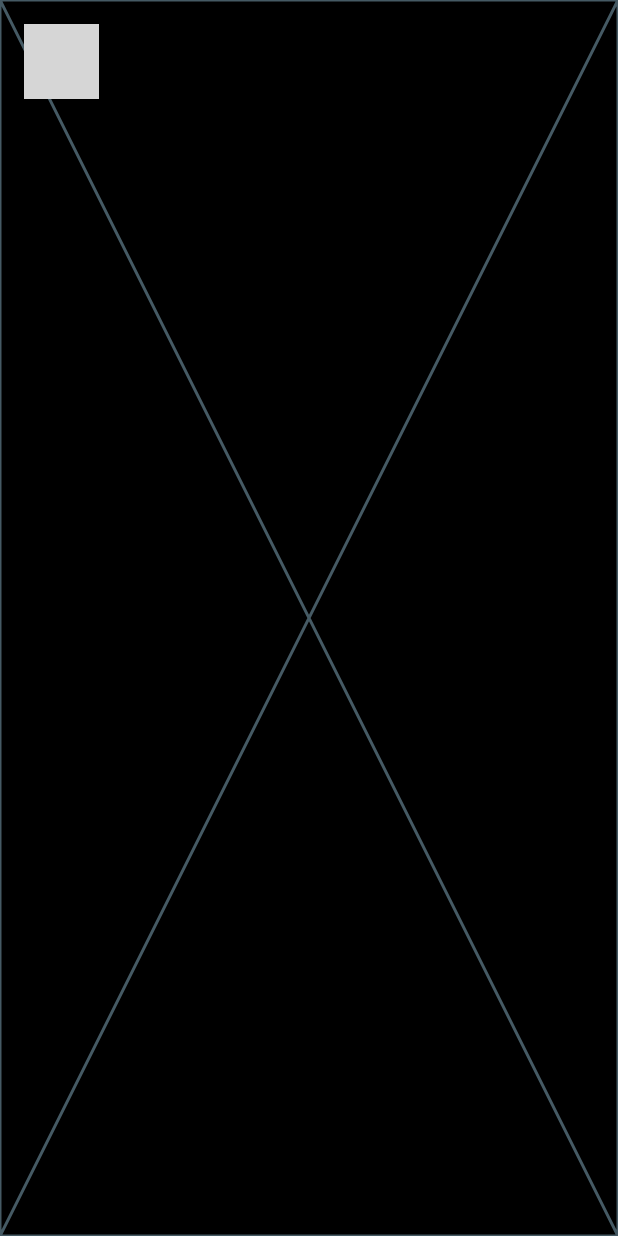
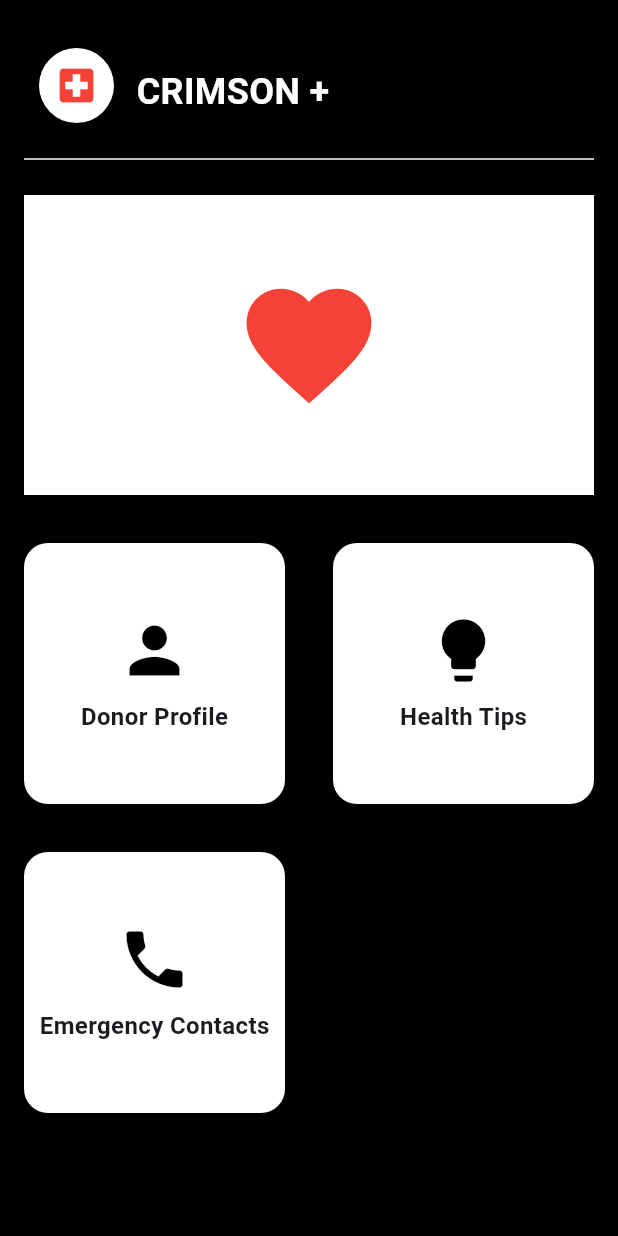
Before and after one commit to NadilDeSilva05/Crimson, a Flutter app: the screen it shows after launch, on a phone screen of 412 x 824 dp. Run offline on Flutter 3.47's test engine with Material 3 defaults, Android fonts, the phone set to English and light mode, and no system bars; our stand-ins replace cloud_firestore, device_preview, firebase_auth, firebase_core; accounts and stored records are empty; grey boxes are pictures that could not be loaded.

Commit message:
homepage ui done withouth images

```diff
--- a/lib/Homepage/homepage.dart
+++ b/lib/Homepage/homepage.dart
@@ -1,28 +1,122 @@
 import 'package:flutter/material.dart';
 
 class HomePage extends StatelessWidget {
-  const HomePage({super.key});
+  const HomePage({Key? key}) : super(key: key);
 
   @override
   Widget build(BuildContext context) {
     return Scaffold(
-      body: Stack(
+      backgroundColor: Colors.black,
+      body: Column(
         children: [
-          Container(
-            color: Colors.black,
-            child: const Placeholder(),
+          const Padding(
+            padding: EdgeInsets.fromLTRB(
+                26.0, 32.0, 16.0, 16.0), // Adjust top padding here
+            child: Row(
+              crossAxisAlignment:
+                  CrossAxisAlignment.center, // Aligns items vertically
+              children: [
+                SizedBox(
+                  width:
+                      50.0, // Adjust the width to create space below the icon
+                  height:
+                      50.0, // Adjust the height to create space below the icon
+                  child: CircleAvatar(
+                    backgroundColor: Colors.white,
+                    child: Icon(
+                      Icons.local_hospital,
+                      color: Colors.red,
+                      size: 30.0,
+                    ),
+                  ),
+                ),
+                SizedBox(width: 15.0),
+                Column(
+                  crossAxisAlignment: CrossAxisAlignment.start,
+                  children: [
+                    SizedBox(height: 8.0), // Adjust the height as needed
+                    Text(
+                      'CRIMSON +',
+                      style: TextStyle(
+                        color: Colors.white,
+                        fontSize: 24.0,
+                        fontWeight: FontWeight.bold,
+                      ),
+                    ),
+                  ],
+                ),
+              ],
+            ),
           ),
-          Positioned(
-            top: 16.0, // adjust the position as needed
-            left: 16.0, // adjust the position as needed
-            child: Image.asset(
-              'assets/welcomelogo.png', // replace with your logo asset path
-              width: 50.0, // adjust the size as needed
-              height: 50.0, // adjust the size as needed
+          const Divider(
+            color: Colors.white,
+            thickness: 1.0,
+            indent: 16.0,
+            endIndent: 16.0,
+          ),
+          Padding(
+            padding: const EdgeInsets.all(16.0),
+            child: Container(
+              color: Colors.white,
+              width: double.infinity,
+              height: 200.0,
+              child: const Center(
+                child: Icon(
+                  Icons.favorite,
+                  color: Colors.red,
+                  size: 100.0,
+                ),
+              ),
+            ),
+          ),
+          Expanded(
+            child: GridView.count(
+              crossAxisCount: 2,
+              children: [
+                _buildGridItem(Icons.person, 'Donor Profile'),
+                _buildGridItem(Icons.lightbulb, 'Health Tips'),
+                _buildGridItem(Icons.phone, 'Emergency Contacts'),
+              ],
             ),
           ),
         ],
       ),
     );
   }
+
+  Widget _buildGridItem(IconData icon, String title) {
+    return Padding(
+      padding: const EdgeInsets.all(16.0),
+      child: Container(
+        decoration: BoxDecoration(
+          color: Colors.white,
+          borderRadius: BorderRadius.circular(16.0),
+        ),
+        child: Column(
+          mainAxisAlignment: MainAxisAlignment.center,
+          children: [
+            Icon(
+              icon,
+              color: Colors.black,
+              size: 50.0,
+            ),
+            const SizedBox(height: 8.0),
+            Text(
+              title,
+              style: const TextStyle(
+                fontSize: 16.0,
+                fontWeight: FontWeight.bold,
+              ),
+            ),
+          ],
+        ),
+      ),
+    );
+  }
 }
+
+void main() {
+  runApp(const MaterialApp(
+    home: HomePage(),
+  ));
+}
```
